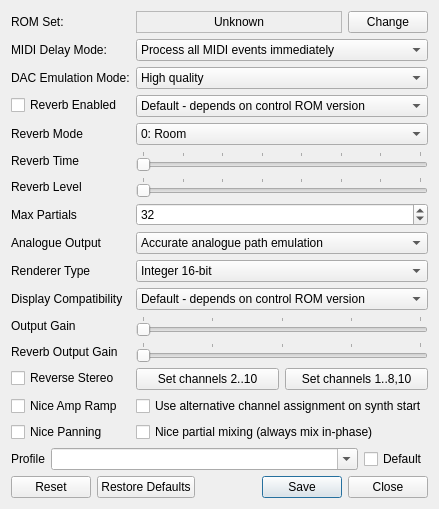
stuerp/foo_midi, file 3rdParty/munt/mt32emu_qt/src/SynthPropertiesDialog.ui: the form before one commit.
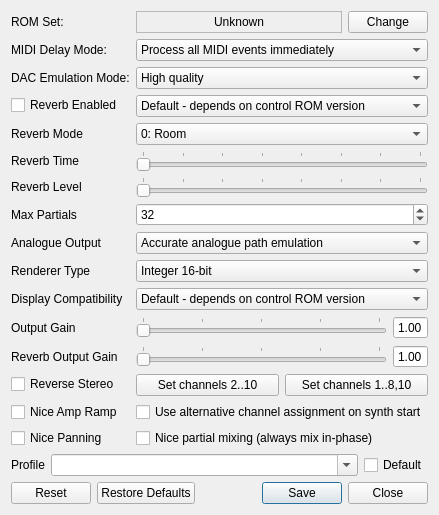
The form after the commit.

```diff
--- a/3rdParty/munt/mt32emu_qt/src/SynthPropertiesDialog.ui
+++ b/3rdParty/munt/mt32emu_qt/src/SynthPropertiesDialog.ui
@@ -366,6 +366,8 @@
       </widget>
      </item>
      <item row="11" column="1">
+      <layout class="QHBoxLayout" name="horizontalLayout_4">
+       <item>
       <widget class="QSlider" name="outputGainSlider">
        <property name="maximum">
         <number>400</number>
@@ -381,6 +383,24 @@
        </property>
       </widget>
      </item>
+       <item>
+        <widget class="QDoubleSpinBox" name="outputGainSpinBox">
+         <property name="buttonSymbols">
+          <enum>QAbstractSpinBox::NoButtons</enum>
+         </property>
+         <property name="maximum">
+          <double>4.000000000000000</double>
+         </property>
+         <property name="singleStep">
+          <double>0.100000000000000</double>
+         </property>
+         <property name="value">
+          <double>1.000000000000000</double>
+         </property>
+        </widget>
+       </item>
+      </layout>
+     </item>
      <item row="12" column="0">
       <widget class="QLabel" name="label_6">
        <property name="text">
@@ -389,6 +409,8 @@
       </widget>
      </item>
      <item row="12" column="1">
+      <layout class="QHBoxLayout" name="horizontalLayout_5">
+       <item>
       <widget class="QSlider" name="reverbOutputGainSlider">
        <property name="maximum">
         <number>400</number>
@@ -403,6 +425,24 @@
         <number>100</number>
        </property>
       </widget>
+       </item>
+       <item>
+        <widget class="QDoubleSpinBox" name="reverbOutputGainSpinBox">
+         <property name="buttonSymbols">
+          <enum>QAbstractSpinBox::NoButtons</enum>
+         </property>
+         <property name="maximum">
+          <double>4.000000000000000</double>
+         </property>
+         <property name="singleStep">
+          <double>0.100000000000000</double>
+         </property>
+         <property name="value">
+          <double>1.000000000000000</double>
+         </property>
+        </widget>
+       </item>
+      </layout>
      </item>
      <item row="13" column="0">
       <widget class="QCheckBox" name="reverseStereoCheckBox">
```
Lines whose indentation alone changed are shown as unchanged.
